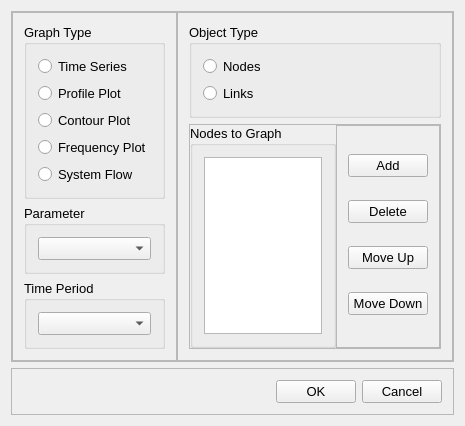
Before: the Qt Designer form src/ui/EPANET/frmGraphDesigner.ui in USEPA/SWMM-EPANET_User_Interface, drawn with Qt 5.
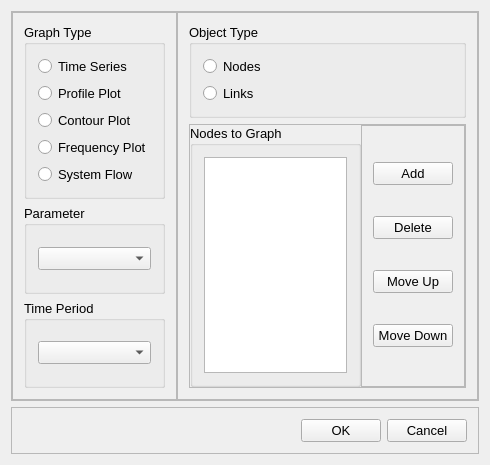
After: the same form once the commit is applied.

```diff
--- a/src/ui/EPANET/frmGraphDesigner.ui
+++ b/src/ui/EPANET/frmGraphDesigner.ui
@@ -6,8 +6,8 @@
    <rect>
     <x>0</x>
     <y>0</y>
-    <width>465</width>
-    <height>396</height>
+    <width>490</width>
+    <height>465</height>
    </rect>
   </property>
   <property name="font">
```
